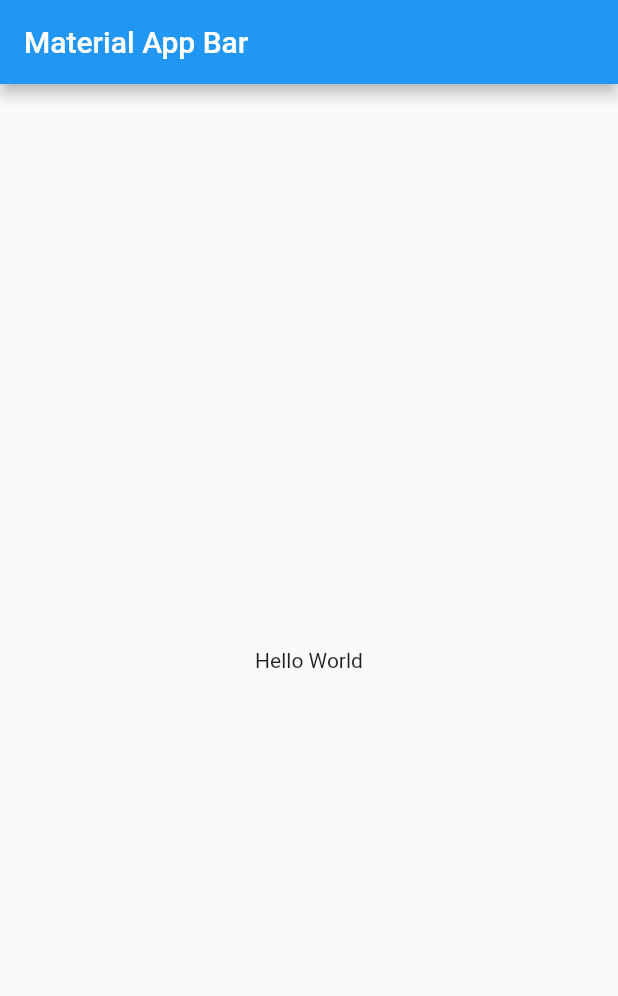
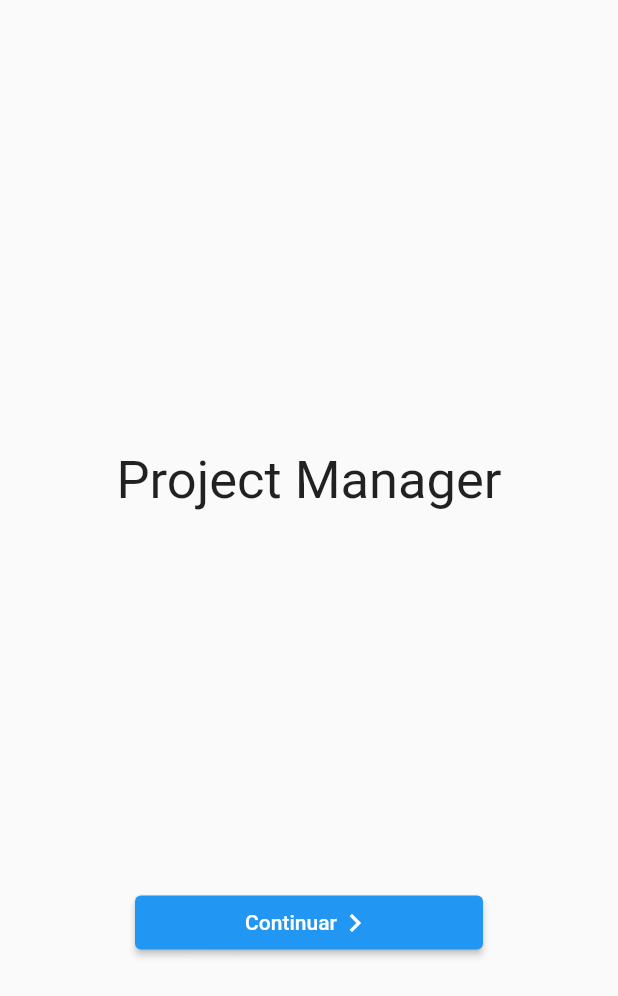
Before and after one commit to playerdiego/flutter-projects-manager-app, a Flutter app: the screen it shows after launch, on a phone screen of 412 x 824 dp. Shown: the top 996 px of the screen. Run offline on Flutter 3.47's test engine with Material 2 defaults, Android fonts, the phone set to English and light mode, and no system bars; our stand-ins replace font_awesome_flutter.

Commit message:
Auth screens

```diff
--- a/lib/main.dart
+++ b/lib/main.dart
@@ -1,4 +1,6 @@
 import 'package:flutter/material.dart';
+import 'package:project_manager/screens/auth/recover_screen.dart';
+import 'screens/screens.dart';
 
 void main() => runApp(MyApp());
 
@@ -9,16 +11,16 @@ class MyApp extends StatelessWidget {
   Widget build(BuildContext context) {
     return MaterialApp(
       title: 'Material App',
-      home: Scaffold(
-        appBar: AppBar(
-          title: Text('Material App Bar'),
-        ),
-        body: Center(
-          child: Container(
-            child: Text('Hello World'),
-          ),
-        ),
-      ),
+      debugShowCheckedModeBanner: false,
+      initialRoute: 'launch',
+      routes: {
+        'launch': (_) => const LaunchScreen(),
+        'login': (_) => const LoginScreen(),
+        'register': (_) => const RegisterScreen(),
+        'recover': (_) => const RecoverScreen(),
+
+        'dashboard': (_) => const DashboardScreen(),
+      },
     );
   }
 }
--- /dev/null
+++ b/lib/screens/launch_screen.dart
@@ -0,0 +1,46 @@
+import 'package:flutter/material.dart';
+
+class LaunchScreen extends StatelessWidget {
+
+  const LaunchScreen({Key? key}) : super(key: key);
+
+  @override
+  Widget build(BuildContext context) {
+    return Scaffold(
+      body: Center(
+        child: Column(
+          children: [
+
+            const SizedBox(height: 300),
+
+            const Text('Project Manager', style: TextStyle(
+              fontSize: 35
+            )),
+
+            const SizedBox(height: 250),
+
+
+            ElevatedButton(
+              onPressed: (){
+                Navigator.pushNamed(context, 'login');
+              },
+              child: Container(
+                width: 200,
+                child: Row(
+                  mainAxisAlignment: MainAxisAlignment.center,
+                  children: const [
+
+                    Text('Continuar'),
+                    Icon(Icons.navigate_next)
+
+                  ],
+                ),
+              ),
+            )
+
+          ],
+        ),
+      ),
+    );
+  }
+}
--- a/lib/screens/screens.dart
+++ b/lib/screens/screens.dart
@@ -0,0 +1,5 @@
+export 'package:project_manager/screens/launch_screen.dart';
+export 'package:project_manager/screens/auth/login_screen.dart';
+export 'package:project_manager/screens/auth/register_screen.dart';
+
+export 'package:project_manager/screens/dashboard/dashboard_screen.dart';
--- a/pubspec.yaml
+++ b/pubspec.yaml
@@ -34,6 +34,7 @@ dependencies:
   # The following adds the Cupertino Icons font to your application.
   # Use with the CupertinoIcons class for iOS style icons.
   cupertino_icons: ^1.0.2
+  font_awesome_flutter: ^10.1.0
 
 dev_dependencies:
   flutter_test:
```
Also changed, not shown: lib/screens/auth/login_screen.dart (added, +172 -0 lines), lib/screens/auth/recover_screen.dart (added, +80 -0 lines), lib/screens/auth/register_screen.dart (added, +181 -0 lines), lib/screens/dashboard/dashboard_screen.dart (added, +15 -0 lines), pubspec.lock.
